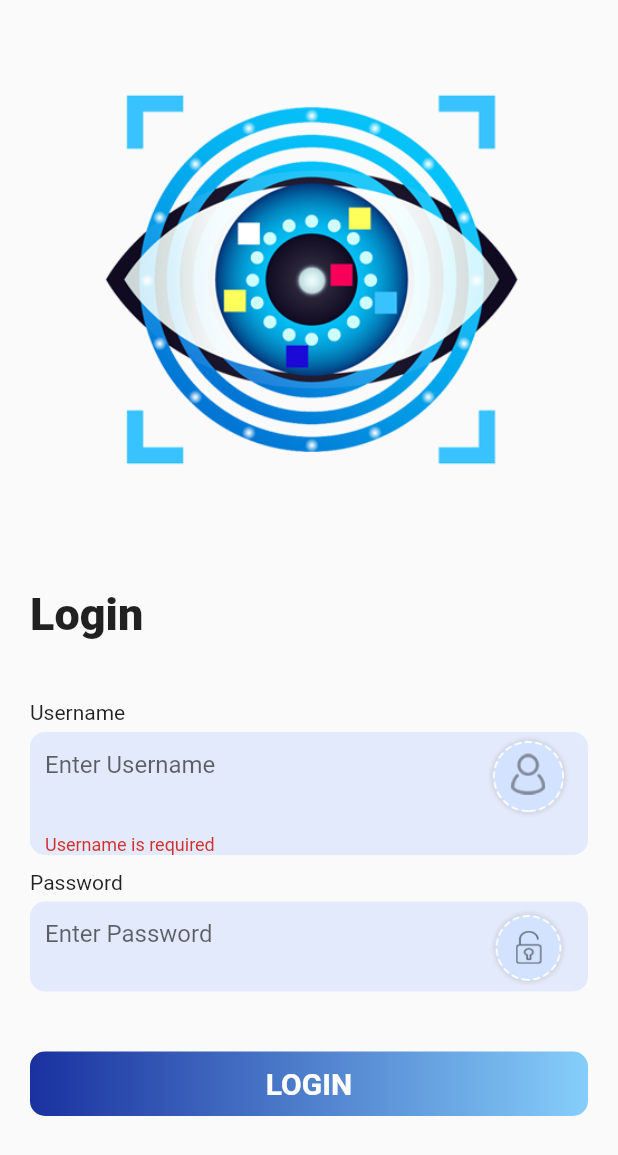
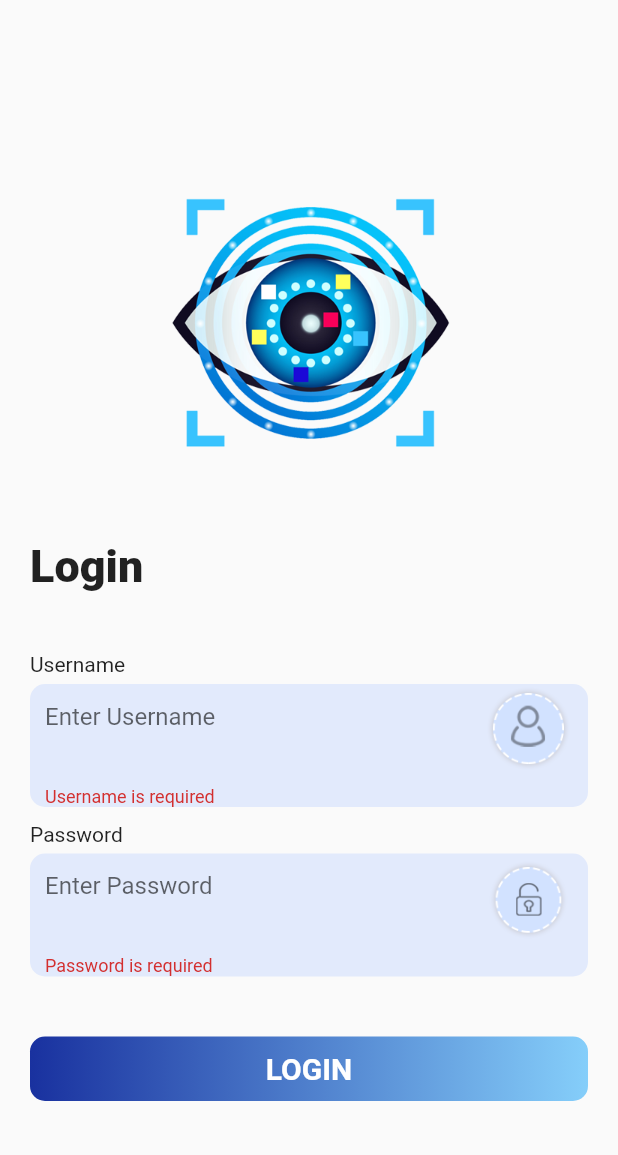
Before and after one commit to Raj-impetrosys/eye, a Flutter app: the screen it shows after launch, after a tap on "LOGIN", on a phone screen of 412 x 824 dp. Shown: the top 1155 px of the screen. Run offline on Flutter 3.47's test engine with Material 2 defaults, Android fonts, the light colour scheme and no system bars; our stand-ins replace fluttertoast, geolocator, google_fonts, shared_preferences; network calls fail; statements that could not run were skipped.

Commit message:
location and login preview

```diff
--- a/lib/globals/functions/validator.dart
+++ b/lib/globals/functions/validator.dart
@@ -1,7 +1,6 @@
 String? isValid(value,{required fieldName}){
-    if(value!.trim().isEmpty && value==null){
+    if(value!.trim().isEmpty){
       return '$fieldName is required';
-    }else{
+    }
       return null;
-    }
 }
--- a/lib/globals/index.dart
+++ b/lib/globals/index.dart
@@ -20,3 +20,4 @@ export 'package:eye/views/login_screen.dart';
 export 'package:eye/globals/functions/validator.dart';
 export 'package:eye/services/api/login_api.dart';
 export 'package:flutter/services.dart';
+export 'package:eye/globals/functions/get_location.dart';
--- a/lib/globals/widgets/logout_btn.dart
+++ b/lib/globals/widgets/logout_btn.dart
@@ -13,7 +13,8 @@ Widget logoutBtn(context)=>IconButton(
     // if(formKey.currentState!.validate()) {
       showModalBottomSheet(
           context: context,
-          builder: (context) => Column(
+          builder: (context) =>
+              Column(
             mainAxisAlignment: MainAxisAlignment.center,
             children: const [
               Text(
--- a/lib/services/api/employee_auth_api.dart
+++ b/lib/services/api/employee_auth_api.dart
@@ -7,10 +7,11 @@ Future<EmployeeAuthResponse> employeeAuth(
       required userId,
     required Uint8List eyeImage,
     required attendType}) async {
+  var location = await getLocation();
   var request = http.MultipartRequest('POST', Uri.parse('${AppConstants.baseUrl}employeeAuth'));
   request.fields['userId'] = "$userId";
-  request.fields['lat'] = "00.0000";
-  request.fields['long'] = "00.0000";
+  request.fields['lat'] = location.latitude.toString();
+  request.fields['long'] = location.longitude.toString();
   request.fields['attendType'] = attendType;
   // request.files.add(await http.MultipartFile.fromPath('profilepic', _image.path,
   //     filename: _image.path.split('/').last));
--- a/lib/services/api/manager_logout_api.dart
+++ b/lib/services/api/manager_logout_api.dart
@@ -3,11 +3,12 @@ import 'package:http/http.dart' as http;
 
 Future<ManagerLogoutResponse> logOut(
     {required context, required userId, required Uint8List eyeImage}) async {
+  var location = await getLocation();
   var request = http.MultipartRequest(
       'POST', Uri.parse('${AppConstants.baseUrl}managerlogout'));
   request.fields['userId'] = "$userId";
-  request.fields['lat'] = "00.0000";
-  request.fields['long'] = "00.0000";
+  request.fields['lat'] = location.latitude.toString();
+  request.fields['long'] = location.longitude.toString();
   request.fields['attendType'] = 'out';
   // request.files.add(await http.MultipartFile.fromPath('profilepic', _image.path,
   //     filename: _image.path.split('/').last));
--- a/lib/views/login_screen.dart
+++ b/lib/views/login_screen.dart
@@ -1,5 +1,7 @@
 import 'package:eye/globals/index.dart';
 import 'package:eye/globals/widgets/custom_btn.dart';
+
+import 'bottom_sheet_screen.dart';
 
 class LoginScreen extends StatefulWidget {
   const LoginScreen({Key? key}) : super(key: key);
@@ -13,9 +15,12 @@ class _LoginScreenState extends State<LoginScreen> {
   final TextEditingController _passWord = TextEditingController();
   EyeScannerController eyeScannerController = EyeScannerController();
   GlobalKey<FormState> formKey = GlobalKey<FormState>();
+  final _scaffoldKey = GlobalKey<ScaffoldState>();
   Uint8List? bytes;
 
   bool isLoading = false;
+
+  bool isSecure = true;
 
   @override
   void initState() {
@@ -31,15 +36,19 @@ class _LoginScreenState extends State<LoginScreen> {
 
   @override
   Widget build(BuildContext context) {
+    final double height = MediaQuery.of(context).size.height;
     return Scaffold(
+      key: _scaffoldKey,
       body: Form(
         key: formKey,
         child: Stack(
           children: [
-            Padding(
+            SingleChildScrollView(
+              child: Container(
+                height: height,
                 padding: const EdgeInsets.symmetric(horizontal: 20),
-              child: ListView(
-                // mainAxisAlignment: MainAxisAlignment.center,
+                child: Column(
+                  mainAxisAlignment: MainAxisAlignment.center,
                   children: [
                     Image.asset(
                       "assets/images/eye-500.png",
@@ -52,8 +61,8 @@ class _LoginScreenState extends State<LoginScreen> {
                         alignment: Alignment.centerLeft,
                         child: Text(
                           "Login",
-                        style:
-                            TextStyle(fontSize: 30, fontWeight: FontWeight.w900),
+                          style: TextStyle(
+                              fontSize: 30, fontWeight: FontWeight.w900),
                         )),
                     const SizedBox(
                       height: 40,
@@ -61,7 +70,8 @@ class _LoginScreenState extends State<LoginScreen> {
                     const Padding(
                       padding: EdgeInsets.only(bottom: 5),
                       child: Align(
-                        alignment: Alignment.centerLeft, child: Text("Username")),
+                          alignment: Alignment.centerLeft,
+                          child: Text("Username")),
                     ),
                     Container(
                       padding: const EdgeInsets.symmetric(horizontal: 10),
@@ -80,11 +90,10 @@ class _LoginScreenState extends State<LoginScreen> {
                             )),
                         validator: (value) {
                           // isValid(value, fieldName: "Username");
-                        if(value!.trim().isEmpty){
+                          if (value!.trim().isEmpty) {
                             return 'Username is required';
                           }
                           return null;
-
                         },
                       ),
                     ),
@@ -94,7 +103,8 @@ class _LoginScreenState extends State<LoginScreen> {
                     const Padding(
                       padding: EdgeInsets.only(bottom: 5),
                       child: Align(
-                        alignment: Alignment.centerLeft, child: Text("Password")),
+                          alignment: Alignment.centerLeft,
+                          child: Text("Password")),
                     ),
                     Container(
                       padding: const EdgeInsets.symmetric(horizontal: 10),
@@ -103,44 +113,81 @@ class _LoginScreenState extends State<LoginScreen> {
                         borderRadius: BorderRadius.circular(10),
                       ),
                       child: TextFormField(
+                        obscureText: isSecure,
                         controller: _passWord,
                         decoration: InputDecoration(
                             border: InputBorder.none,
                             hintText: "Enter Password",
-                          suffixIcon: Image.asset("assets/images/lock-100.png",
-                              width: 60)),
+                            suffixIcon: GestureDetector(
+                              onTap: () {
+                                setState(() {
+                                  isSecure = !isSecure;
+                                });
+                              },
+                              child: Image.asset("assets/images/lock-100.png",
+                                  width: 60),
+                            )),
                         validator: (value) {
-                        isValid(value, fieldName: "Username");
+                          // isValid(value, fieldName: "Password");
+                          if (value!.trim().isEmpty) {
+                            return 'Password is required';
+                          }
+                          return null;
                         },
                       ),
                     ),
                     const SizedBox(
                       height: 40,
                     ),
-                  customBtn(btnText: 'LOGIN', onTap: () {
-                    if(formKey.currentState!.validate()) {
-                      showModalBottomSheet(
-                          context: context,
-                          builder: (context) => Column(
-                            mainAxisAlignment: MainAxisAlignment.center,
-                            children: const [
-                              Text(
-                                "Please scan your eye",
-                                style: TextStyle(
-                                    fontSize: 20,
-                                    fontWeight: FontWeight.bold),
-                              ),
-                              // if (bytes != null)
-                              //   Image.memory(
-                              //     bytes!,
-                              //     width: 200,
-                              //     height: 200,
-                              //   ),
-                            ],
-                          )).whenComplete((){
-                        eyeScannerController.stopScan();
-                      });
-                    }
+                    customBtn(
+                        btnText: 'LOGIN',
+                        onTap: () {
+                          if (formKey.currentState!.validate()) {
+                            var controller = _scaffoldKey.currentState!
+                                .showBottomSheet((context) =>
+                                    BottomSheetScreen(bytes: bytes));
+                            //     Column(
+                            //   mainAxisAlignment: MainAxisAlignment.center,
+                            //   children:  [
+                            //     Text(
+                            //       "Please scan your eye",
+                            //       style: TextStyle(
+                            //           fontSize: 20,
+                            //           fontWeight: FontWeight.bold),
+                            //     ),
+                            //     if (bytes != null)
+                            //       Image.memory(
+                            //         bytes!,
+                            //         width: 200,
+                            //         height: 200,
+                            //       ),
+                            //   ],
+                            // ));
+                            // showBottomSheet(
+                            //     context: context,
+                            //     builder: (context) =>
+                            //         // BottomSheetScreen(bytes: bytes,)
+                            //         Column(
+                            //       mainAxisAlignment: MainAxisAlignment.center,
+                            //       children:  [
+                            //         Text(
+                            //           "Please scan your eye",
+                            //           style: TextStyle(
+                            //               fontSize: 20,
+                            //               fontWeight: FontWeight.bold),
+                            //         ),
+                            //         if (bytes != null)
+                            //           Image.memory(
+                            //             bytes!,
+                            //             width: 200,
+                            //             height: 200,
+                            //           ),
+                            //       ],
+                            //     ),
+                            // );
+                            //     .whenComplete((){
+                            //   eyeScannerController.stopScan();
+                            // });
                             eyeScannerController.startScan().then((value) {
                               // if(bytes==value){
                               //   print("same");
@@ -152,8 +199,14 @@ class _LoginScreenState extends State<LoginScreen> {
                                 bytes = value;
                                 isLoading = true;
                               });
+                              controller.setState!(() {
+                                bytes = value;
+                                isLoading = true;
+                              });
+                              // controller.close;
                               Navigator.pop(context);
-                      login(context: context,
+                              login(
+                                      context: context,
                                       userName: _userName.text,
                                       password: _passWord.text,
                                       eyeImage: value,
@@ -164,8 +217,10 @@ class _LoginScreenState extends State<LoginScreen> {
                                 });
                               });
                             });
+                          }
                         }),
                   ],
+                ),
               ),
             ),
             if (isLoading) loader()
--- a/pubspec.yaml
+++ b/pubspec.yaml
@@ -25,6 +25,7 @@ dev_dependencies:
   google_fonts: ^2.2.0
   shared_preferences: ^2.0.12
   flutter_launcher_icons: ^0.9.2
+  geolocator: ^8.0.5
 
 flutter_icons:
   android: "launcher_icon"
```
Also changed, not shown: lib/globals/functions/get_location.dart (added, +42 -0 lines), lib/services/api/login_api.dart (+3 -23 lines), lib/views/bottom_sheet_screen.dart (added, +46 -0 lines), pubspec.lock, 1 other file. Lines whose indentation alone changed are shown as unchanged.
